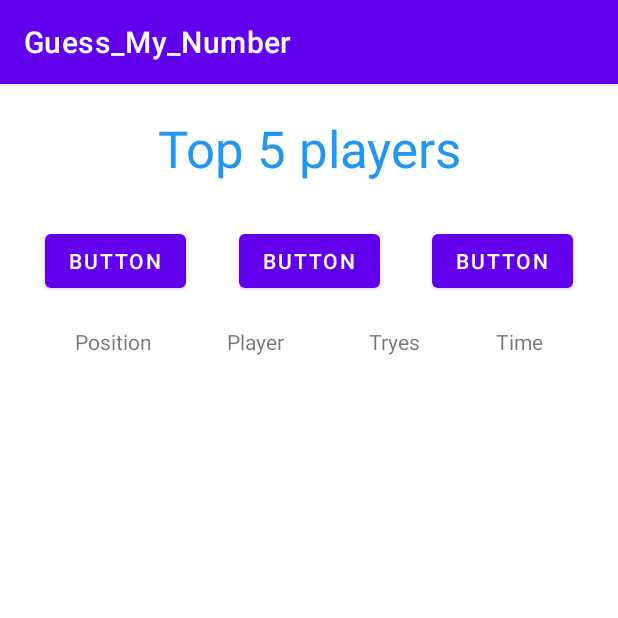
After one commit to MereacreEugen01/Guess_My_Number, an Android app: the Score_Activity screen opened directly, with no data from a screen before it, on a phone screen of 412 x 824 dp, the top half of it. The commit adds this screen. Run offline under Robolectric (Android 15) with nearby library versions, the phone set to English and light mode, and no system bars.

Commit message:
Finita Game_Activity a livello grafico e iniziata Score_Activity, manca da inserire i la parte dei giocatori

```diff
--- a/app/build.gradle
+++ b/app/build.gradle
@@ -34,6 +34,7 @@ dependencies {
     implementation 'androidx.appcompat:appcompat:1.4.0'
     implementation 'com.google.android.material:material:1.4.0'
     implementation 'androidx.constraintlayout:constraintlayout:2.1.2'
+    implementation 'androidx.gridlayout:gridlayout:1.0.0'
     testImplementation 'junit:junit:4.+'
     androidTestImplementation 'androidx.test.ext:junit:1.1.3'
     androidTestImplementation 'androidx.test.espresso:espresso-core:3.4.0'
--- a/app/src/main/AndroidManifest.xml
+++ b/app/src/main/AndroidManifest.xml
@@ -9,6 +9,9 @@
         android:roundIcon="@mipmap/ic_launcher_round"
         android:supportsRtl="true"
         android:theme="@style/Theme.Guess_My_Number">
+        <activity
+            android:name=".Score_Activity"
+            android:exported="false" />
         <activity
             android:name=".Game_Activity"
             android:exported="false" />
--- /dev/null
+++ b/app/src/main/java/com/example/guess_my_number/Score_Activity.java
@@ -0,0 +1,14 @@
+package com.example.guess_my_number;
+
+import androidx.appcompat.app.AppCompatActivity;
+
+import android.os.Bundle;
+
+public class Score_Activity extends AppCompatActivity {
+
+    @Override
+    protected void onCreate(Bundle savedInstanceState) {
+        super.onCreate(savedInstanceState);
+        setContentView(R.layout.activity_score);
+    }
+}
--- /dev/null
+++ b/app/src/main/res/layout/activity_score.xml
@@ -0,0 +1,105 @@
+<?xml version="1.0" encoding="utf-8"?>
+<androidx.constraintlayout.widget.ConstraintLayout xmlns:android="http://schemas.android.com/apk/res/android"
+    xmlns:app="http://schemas.android.com/apk/res-auto"
+    xmlns:tools="http://schemas.android.com/tools"
+    android:layout_width="match_parent"
+    android:layout_height="match_parent"
+    tools:context=".Score_Activity">
+
+    <TextView
+        android:id="@+id/textView2"
+        android:layout_width="311dp"
+        android:layout_height="44dp"
+        android:layout_marginTop="20dp"
+        android:text="Top 5 players"
+        android:textAlignment="center"
+        android:textColor="#2196F3"
+        android:textSize="34sp"
+        app:layout_constraintBottom_toBottomOf="parent"
+        app:layout_constraintEnd_toEndOf="parent"
+        app:layout_constraintStart_toStartOf="parent"
+        app:layout_constraintTop_toTopOf="parent"
+        app:layout_constraintVertical_bias="0.0" />
+
+    <Button
+        android:id="@+id/button"
+        android:layout_width="wrap_content"
+        android:layout_height="wrap_content"
+        android:layout_marginStart="30dp"
+        android:layout_marginTop="30dp"
+        android:text="Button"
+        app:layout_constraintStart_toStartOf="parent"
+        app:layout_constraintTop_toBottomOf="@+id/textView2" />
+
+    <Button
+        android:id="@+id/button2"
+        android:layout_width="wrap_content"
+        android:layout_height="wrap_content"
+        android:layout_marginTop="30dp"
+        android:text="Button"
+        app:layout_constraintEnd_toStartOf="@+id/button3"
+        app:layout_constraintStart_toEndOf="@+id/button"
+        app:layout_constraintTop_toBottomOf="@+id/textView2" />
+
+    <Button
+        android:id="@+id/button3"
+        android:layout_width="wrap_content"
+        android:layout_height="wrap_content"
+        android:layout_marginTop="30dp"
+        android:layout_marginEnd="30dp"
+        android:text="Button"
+        app:layout_constraintEnd_toEndOf="parent"
+        app:layout_constraintTop_toBottomOf="@+id/textView2" />
+
+    <TextView
+        android:id="@+id/textView5"
+        android:layout_width="wrap_content"
+        android:layout_height="wrap_content"
+        android:layout_marginStart="50dp"
+        android:layout_marginTop="20dp"
+        android:text="Position"
+        app:layout_constraintBottom_toBottomOf="parent"
+        app:layout_constraintStart_toStartOf="parent"
+        app:layout_constraintTop_toBottomOf="@+id/button2"
+        app:layout_constraintVertical_bias="0.0" />
+
+    <TextView
+        android:id="@+id/textView6"
+        android:layout_width="wrap_content"
+        android:layout_height="wrap_content"
+        android:layout_marginStart="50dp"
+        android:layout_marginTop="20dp"
+        android:text="Player"
+        app:layout_constraintBottom_toBottomOf="parent"
+        app:layout_constraintStart_toEndOf="@+id/textView5"
+        app:layout_constraintTop_toBottomOf="@+id/button2"
+        app:layout_constraintVertical_bias="0.0" />
+
+    <TextView
+        android:id="@+id/textView7"
+        android:layout_width="wrap_content"
+        android:layout_height="wrap_content"
+        android:layout_marginStart="50dp"
+        android:layout_marginTop="20dp"
+        android:layout_marginEnd="50dp"
+        android:text="Tryes"
+        app:layout_constraintBottom_toBottomOf="parent"
+        app:layout_constraintEnd_toStartOf="@+id/textView8"
+        app:layout_constraintHorizontal_bias="1.0"
+        app:layout_constraintStart_toEndOf="@+id/textView6"
+        app:layout_constraintTop_toBottomOf="@+id/button2"
+        app:layout_constraintVertical_bias="0.0" />
+
+    <TextView
+        android:id="@+id/textView8"
+        android:layout_width="wrap_content"
+        android:layout_height="wrap_content"
+        android:layout_marginTop="20dp"
+        android:layout_marginEnd="50dp"
+        android:text="Time"
+        app:layout_constraintBottom_toBottomOf="parent"
+        app:layout_constraintEnd_toEndOf="parent"
+        app:layout_constraintTop_toBottomOf="@+id/button2"
+        app:layout_constraintVertical_bias="0.0" />
+
+</androidx.constraintlayout.widget.ConstraintLayout>
```
Also changed, not shown: app/src/main/res/layout/activity_game.xml (+26 -26 lines), app/src/main/res/layout/activity_main.xml (+7 -2 lines).
